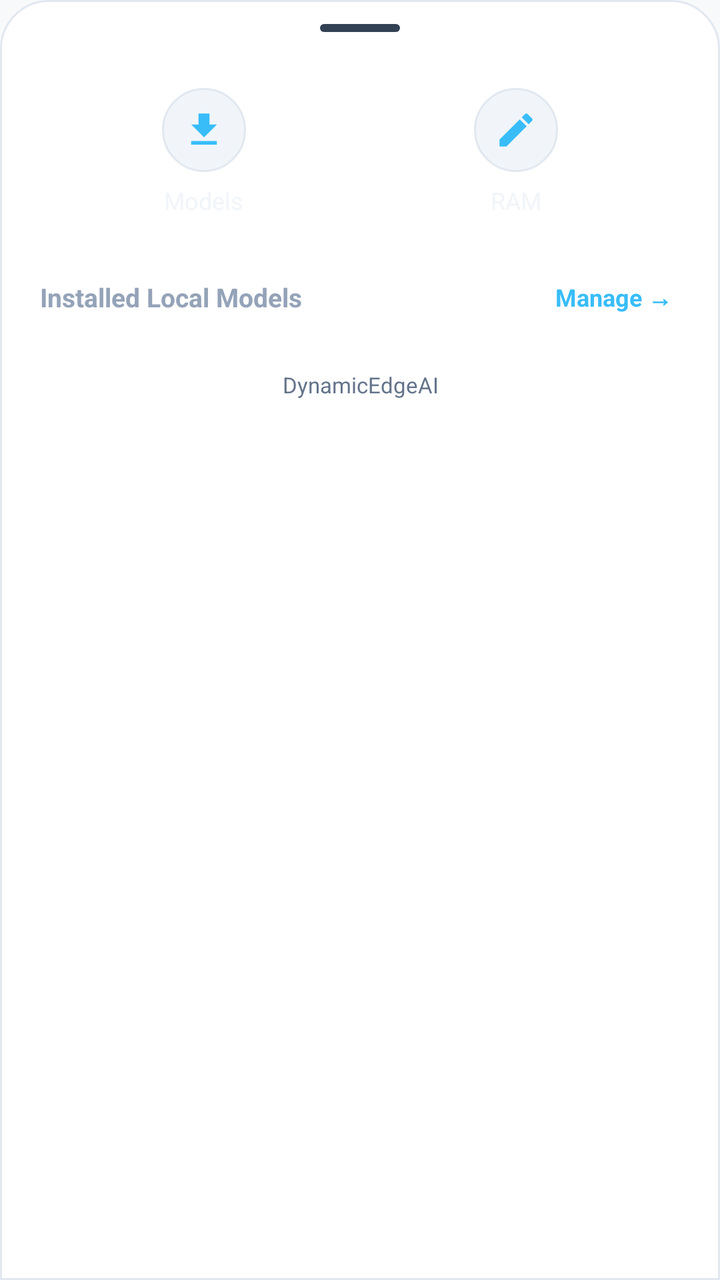
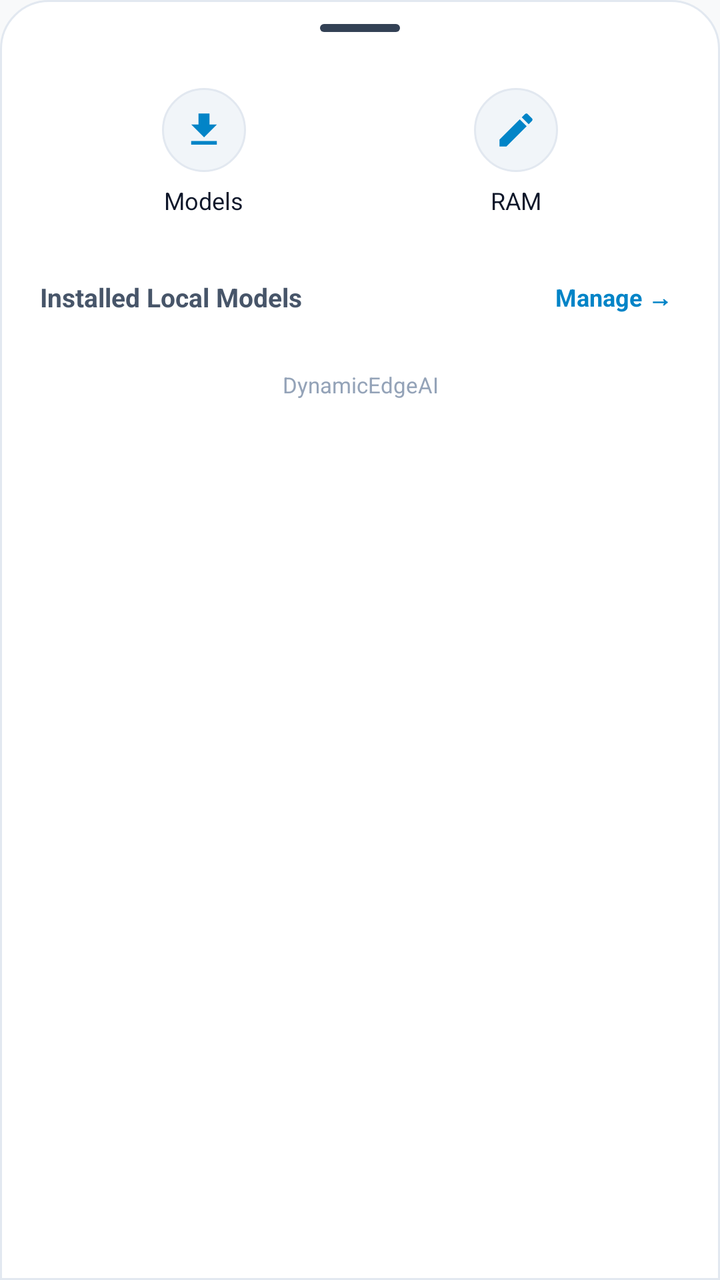

Compare the two renders of this Android layout. The source of the first and the diff that turns it into the second are given below.
<!-- AndroidManifest.xml: application theme Theme.DynamicEdgeAI -->
<!-- res/layout/bottom_sheet_menu.xml -->
<?xml version="1.0" encoding="utf-8"?>
<LinearLayout xmlns:android="http://schemas.android.com/apk/res/android"
    xmlns:app="http://schemas.android.com/apk/res-auto"
    android:layout_width="match_parent"
    android:layout_height="wrap_content"
    android:orientation="vertical"
    android:background="@drawable/bottom_sheet_bg"
    android:paddingBottom="24dp">

    
    <View
        android:layout_width="40dp"
        android:layout_height="4dp"
        android:layout_gravity="center_horizontal"
        android:layout_marginTop="12dp"
        android:layout_marginBottom="16dp"
        android:background="@drawable/handle_bar" />

    
    <LinearLayout
        android:layout_width="match_parent"
        android:layout_height="wrap_content"
        android:orientation="horizontal"
        android:gravity="center"
        android:paddingStart="24dp"
        android:paddingEnd="24dp">

        
        <LinearLayout
            android:id="@+id/menuModelManager"
            android:layout_width="0dp"
            android:layout_height="wrap_content"
            android:layout_weight="1"
            android:orientation="vertical"
            android:gravity="center"
            android:padding="12dp"
            android:background="?attr/selectableItemBackgroundBorderless"
            android:clickable="true"
            android:focusable="true">
            <ImageView
                android:layout_width="42dp"
                android:layout_height="42dp"
                android:src="@drawable/ic_download"
                app:tint="#38BDF8"
                android:background="@drawable/menu_icon_bg"
                android:padding="10dp" />
            <TextView
                android:layout_width="wrap_content"
                android:layout_height="wrap_content"
                android:layout_marginTop="6dp"
                android:text="Models"
                android:textSize="12sp"
                android:textColor="#F1F5F9"
                android:gravity="center" />
        </LinearLayout>

        
        <LinearLayout
            android:id="@+id/menuAdjustRam"
            android:layout_width="0dp"
            android:layout_height="wrap_content"
            android:layout_weight="1"
            android:orientation="vertical"
            android:gravity="center"
            android:padding="12dp"
            android:background="?attr/selectableItemBackgroundBorderless"
            android:clickable="true"
            android:focusable="true">
            <ImageView
                android:layout_width="42dp"
                android:layout_height="42dp"
                android:src="@drawable/ic_edit"
                app:tint="#38BDF8"
                android:background="@drawable/menu_icon_bg"
                android:padding="10dp" />
            <TextView
                android:layout_width="wrap_content"
                android:layout_height="wrap_content"
                android:layout_marginTop="6dp"
                android:text="RAM"
                android:textSize="12sp"
                android:textColor="#F1F5F9"
                android:gravity="center" />
        </LinearLayout>
    </LinearLayout>

    
    <LinearLayout
        android:layout_width="match_parent"
        android:layout_height="wrap_content"
        android:orientation="horizontal"
        android:gravity="center_vertical"
        android:paddingStart="20dp"
        android:paddingEnd="20dp"
        android:layout_marginTop="16dp"
        android:layout_marginBottom="8dp">

        <TextView
            android:layout_width="0dp"
            android:layout_height="wrap_content"
            android:layout_weight="1"
            android:text="Installed Local Models"
            android:textSize="13sp"
            android:textStyle="bold"
            android:textColor="#94A3B8" />

        <TextView
            android:id="@+id/btnManageModelsLink"
            android:layout_width="wrap_content"
            android:layout_height="wrap_content"
            android:text="Manage →"
            android:textSize="12sp"
            android:textColor="#38BDF8"
            android:textStyle="bold"
            android:padding="4dp" />
    </LinearLayout>

    
    <LinearLayout
        android:id="@+id/menuModelsContainer"
        android:layout_width="match_parent"
        android:layout_height="wrap_content"
        android:orientation="vertical"
        android:paddingStart="12dp"
        android:paddingEnd="12dp" />

    
    <TextView
        android:id="@+id/txtMenuVersion"
        android:layout_width="match_parent"
        android:layout_height="wrap_content"
        android:layout_marginTop="16dp"
        android:gravity="center"
        android:text="DynamicEdgeAI"
        android:textSize="11sp"
        android:textColor="#64748B" />

</LinearLayout>
<!-- resources referenced by this layout -->
<resources>
  <!-- drawable bottom_sheet_bg (drawable) -->
  <?xml version="1.0" encoding="utf-8"?>
  <shape xmlns:android="http://schemas.android.com/apk/res/android"
      android:shape="rectangle">
      <solid android:color="@color/app_surface" />
      <stroke android:width="1dp" android:color="@color/app_surface_outline" />
      <corners
          android:topLeftRadius="24dp"
          android:topRightRadius="24dp" />
  </shape>
  <!-- drawable handle_bar (drawable) -->
  <?xml version="1.0" encoding="utf-8"?>
  <shape xmlns:android="http://schemas.android.com/apk/res/android"
      android:shape="rectangle">
      <solid android:color="#334155" />
      <corners android:radius="20dp" />
  </shape>
  <!-- drawable ic_download (drawable) -->
  <?xml version="1.0" encoding="utf-8"?>
  <vector xmlns:android="http://schemas.android.com/apk/res/android"
      android:width="24dp"
      android:height="24dp"
      android:viewportWidth="24"
      android:viewportHeight="24">
      <path
          android:fillColor="#333333"
          android:pathData="M19,9h-4V3H9v6H5l7,7 7,-7zM5,18v2h14v-2H5z"/>
  </vector>
  <!-- drawable ic_edit (drawable) -->
  <?xml version="1.0" encoding="utf-8"?>
  <vector xmlns:android="http://schemas.android.com/apk/res/android"
      android:width="24dp"
      android:height="24dp"
      android:viewportWidth="24"
      android:viewportHeight="24">
      <path
          android:fillColor="#666666"
          android:pathData="M3,17.25V21h3.75L17.81,9.94l-3.75,-3.75L3,17.25zM20.71,7.04c0.39,-0.39 0.39,-1.02 0,-1.41l-2.34,-2.34c-0.39,-0.39 -1.02,-0.39 -1.41,0l-1.83,1.83 3.75,3.75 1.83,-1.83z" />
  </vector>
  <!-- drawable menu_icon_bg (drawable) -->
  <?xml version="1.0" encoding="utf-8"?>
  <shape xmlns:android="http://schemas.android.com/apk/res/android"
      android:shape="oval">
      <solid android:color="@color/app_action_btn_bg" />
      <stroke android:width="1dp" android:color="@color/app_surface_outline" />
      <size android:width="40dp" android:height="40dp" />
  </shape>
  <style name="Theme.DynamicEdgeAI" parent="Theme.Material3.DayNight.NoActionBar">
          <item name="colorPrimary">@color/btn_blue</item>
          <item name="colorOnPrimary">@color/white</item>
          <item name="colorSecondary">@color/accent_blue</item>
          <item name="colorOnSecondary">@color/white</item>
          <item name="android:windowBackground">@color/app_bg</item>
          <item name="android:statusBarColor">@color/app_header_bg</item>
          <item name="android:navigationBarColor">@color/app_bg</item>
          <item name="android:windowLightStatusBar">true</item>
          <item name="android:windowLightNavigationBar">true</item>
  
          <item name="android:windowTranslucentStatus">false</item>
          <item name="android:windowTranslucentNavigation">false</item>
      </style>
  <color name="app_surface">#FFFFFF</color>
  <color name="app_surface_outline">#E2E8F0</color>
  <color name="app_action_btn_bg">#F1F5F9</color>
  <color name="btn_blue">#2563EB</color>
  <color name="white">#FFFFFFFF</color>
  <color name="accent_blue">#0284C7</color>
  <color name="app_bg">#F8F9FA</color>
  <color name="app_header_bg">#FFFFFF</color>
</resources>

<!-- the commit's change to res/layout/bottom_sheet_menu.xml (unified diff, before → after) -->
@@ -41,7 +41,7 @@
                 android:layout_width="42dp"
                 android:layout_height="42dp"
                 android:src="@drawable/ic_download"
-                app:tint="#38BDF8"
+                app:tint="@color/accent_blue"
                 android:background="@drawable/menu_icon_bg"
                 android:padding="10dp" />
             <TextView
@@ -50,7 +50,7 @@
                 android:layout_marginTop="6dp"
                 android:text="Models"
                 android:textSize="12sp"
-                android:textColor="#F1F5F9"
+                android:textColor="@color/app_text_primary"
                 android:gravity="center" />
         </LinearLayout>
 
@@ -70,7 +70,7 @@
                 android:layout_width="42dp"
                 android:layout_height="42dp"
                 android:src="@drawable/ic_edit"
-                app:tint="#38BDF8"
+                app:tint="@color/accent_blue"
                 android:background="@drawable/menu_icon_bg"
                 android:padding="10dp" />
             <TextView
@@ -79,7 +79,7 @@
                 android:layout_marginTop="6dp"
                 android:text="RAM"
                 android:textSize="12sp"
-                android:textColor="#F1F5F9"
+                android:textColor="@color/app_text_primary"
                 android:gravity="center" />
         </LinearLayout>
     </LinearLayout>
@@ -102,7 +102,7 @@
             android:text="Installed Local Models"
             android:textSize="13sp"
             android:textStyle="bold"
-            android:textColor="#94A3B8" />
+            android:textColor="@color/app_text_secondary" />
 
         <TextView
             android:id="@+id/btnManageModelsLink"
@@ -110,7 +110,7 @@
             android:layout_height="wrap_content"
             android:text="Manage →"
             android:textSize="12sp"
-            android:textColor="#38BDF8"
+            android:textColor="@color/accent_blue"
             android:textStyle="bold"
             android:padding="4dp" />
     </LinearLayout>
@@ -133,6 +133,6 @@
         android:gravity="center"
         android:text="DynamicEdgeAI"
         android:textSize="11sp"
-        android:textColor="#64748B" />
+        android:textColor="@color/app_text_muted" />
 
 </LinearLayout>
<!-- resource entries referenced after the edit -->
@@ -67,6 +67,9 @@
   <color name="btn_blue">#2563EB</color>
   <color name="white">#FFFFFFFF</color>
   <color name="accent_blue">#0284C7</color>
+  <color name="app_text_muted">#94A3B8</color>
+  <color name="app_text_primary">#0F172A</color>
+  <color name="app_text_secondary">#475569</color>
   <color name="app_bg">#F8F9FA</color>
   <color name="app_header_bg">#FFFFFF</color>
 </resources>
